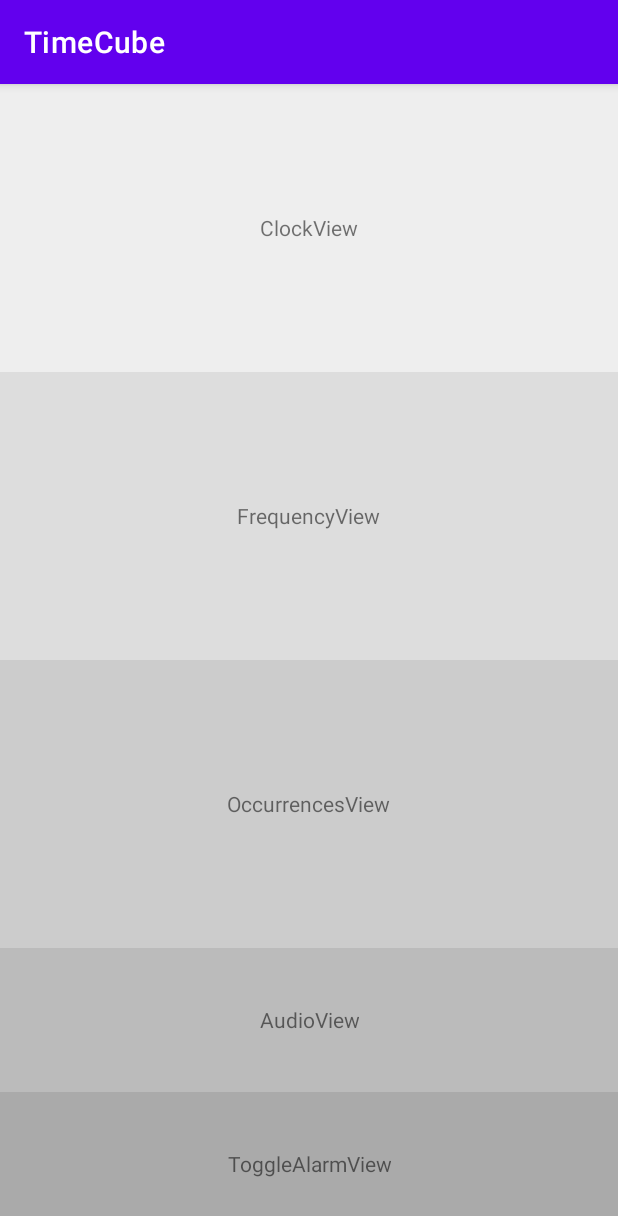
After one commit to idrios/TimeCube, an Android app: the fragment AlarmEditorFragment shown on its own in the app's theme, on a phone screen of 412 x 824 dp. The commit adds this screen. Shown: the top 1216 px of the screen. Run offline under Robolectric (Android 15) with nearby library versions, the phone set to English and light mode, and no system bars.

Commit message:
Create AlarmModel, AlarmEditorFragment, AlarmManagerFragment, with some starter code and xml

```diff
--- a/app/build.gradle
+++ b/app/build.gradle
@@ -37,6 +37,9 @@ dependencies {
     implementation 'androidx.appcompat:appcompat:1.4.1'
     implementation 'com.google.android.material:material:1.4.0'
     implementation 'androidx.constraintlayout:constraintlayout:2.1.4'
+    implementation 'androidx.legacy:legacy-support-v4:1.0.0'
+    implementation 'androidx.lifecycle:lifecycle-livedata-ktx:2.3.1'
+    implementation 'androidx.lifecycle:lifecycle-viewmodel-ktx:2.3.1'
     testImplementation 'junit:junit:4.13.2'
     androidTestImplementation 'androidx.test.ext:junit:1.1.3'
     androidTestImplementation 'androidx.test.espresso:espresso-core:3.4.0'
--- /dev/null
+++ b/app/src/main/java/dev/jamesroberts/timecube/ui/fragment/AlarmEditorFragment.kt
@@ -0,0 +1,57 @@
+package dev.jamesroberts.timecube.ui.fragment
+
+import android.os.Bundle
+import androidx.fragment.app.Fragment
+import android.view.LayoutInflater
+import android.view.View
+import android.view.ViewGroup
+import dev.jamesroberts.timecube.R
+import dev.jamesroberts.timecube.data.model.Alarm
+
+/**
+ * Fragments get destroyed and created by various lifecycle events that we likely don't
+ * have control over, and when it gets recreated it will call the no-argument constructor.
+ * We want this fragment to accept arguments so we use this this factory method of
+ * implementation ([AlarmEditorFragment.newInstance]) that retrieves the arguments from
+ * savedInstanceState.
+ */
+private const val ARG_ALARM = "alarm"
+
+class AlarmEditorFragment : Fragment() {
+    private var alarmStringDELETE_THIS_IMPLEMENT_BETTER: String? = null
+    private var alarm: Alarm? = null
+
+    override fun onCreate(savedInstanceState: Bundle?) {
+        super.onCreate(savedInstanceState)
+        arguments?.let {
+            alarmStringDELETE_THIS_IMPLEMENT_BETTER = it.getString(ARG_ALARM)
+        }
+    }
+
+    override fun onCreateView(
+        inflater: LayoutInflater, container: ViewGroup?,
+        savedInstanceState: Bundle?
+    ): View? {
+        // Inflate the layout for this fragment
+        return inflater.inflate(R.layout.fragment_alarm_editor, container, false)
+    }
+
+    companion object {
+        /**
+         * Use this factory method to create a new instance of
+         * this fragment using the provided parameters.
+         *
+         * @param alarm The Alarm Model used to load the current values in the Alarm Editor Fragment.
+         * @return A new instance of fragment AlarmEditorFragment.
+         */
+        @JvmStatic
+        fun newInstance(alarm: String) =
+            AlarmEditorFragment().apply {
+                arguments = Bundle().apply {
+                    putString(ARG_ALARM, alarmStringDELETE_THIS_IMPLEMENT_BETTER)
+                }
+            }
+    }
+
+
+}
--- /dev/null
+++ b/app/src/main/java/dev/jamesroberts/timecube/ui/view/AlarmView.kt
@@ -0,0 +1,6 @@
+package dev.jamesroberts.timecube.ui.view
+
+import android.view.View
+
+class AlarmView {
+}
--- /dev/null
+++ b/app/src/main/res/layout/fragment_alarm_editor.xml
@@ -0,0 +1,83 @@
+<?xml version="1.0" encoding="utf-8"?>
+<androidx.appcompat.widget.LinearLayoutCompat xmlns:android="http://schemas.android.com/apk/res/android"
+    xmlns:tools="http://schemas.android.com/tools"
+    android:layout_width="match_parent"
+    android:layout_height="match_parent"
+    android:gravity="center"
+    android:orientation="vertical"
+    tools:context=".ui.fragment.AlarmEditorFragment">
+
+    <androidx.appcompat.widget.LinearLayoutCompat
+        android:layout_width="match_parent"
+        android:layout_height="0dp"
+        android:layout_weight="1"
+        android:background="#EEE"
+        android:gravity="center"
+        android:id="@+id/view_clock"
+        >
+        <TextView
+            android:layout_width="wrap_content"
+            android:layout_height="wrap_content"
+            android:gravity="center"
+            android:text="ClockView" />
+    </androidx.appcompat.widget.LinearLayoutCompat>
+    <androidx.appcompat.widget.LinearLayoutCompat
+        android:layout_width="match_parent"
+        android:layout_height="0dp"
+        android:layout_weight="1"
+        android:background="#DDD"
+        android:gravity="center"
+        android:id="@+id/view_frequency"
+        >
+        <TextView
+            android:layout_width="wrap_content"
+            android:layout_height="wrap_content"
+            android:gravity="center"
+            android:text="FrequencyView" />
+    </androidx.appcompat.widget.LinearLayoutCompat>
+    <androidx.appcompat.widget.LinearLayoutCompat
+        android:layout_width="match_parent"
+        android:layout_height="0dp"
+        android:layout_weight="1"
+        android:background="#CCC"
+        android:gravity="center"
+        android:id="@+id/view_occurrences"
+        >
+        <TextView
+            android:layout_width="wrap_content"
+            android:layout_height="wrap_content"
+            android:gravity="center"
+            android:text="OccurrencesView" />
+    </androidx.appcompat.widget.LinearLayoutCompat>
+
+    <androidx.appcompat.widget.LinearLayoutCompat
+        android:layout_width="match_parent"
+        android:layout_height="0dp"
+        android:layout_weight="0.5"
+        android:background="#BBB"
+        android:gravity="center"
+        android:id="@+id/view_audio"
+        >
+        <TextView
+            android:layout_width="wrap_content"
+            android:layout_height="wrap_content"
+            android:gravity="center"
+            android:text="AudioView" />
+    </androidx.appcompat.widget.LinearLayoutCompat>
+    <androidx.appcompat.widget.LinearLayoutCompat
+        android:layout_width="match_parent"
+        android:layout_height="0dp"
+        android:layout_weight="0.5"
+        android:background="#AAA"
+        android:gravity="center"
+        android:id="@+id/view_togglealarm"
+        >
+        <TextView
+            android:layout_width="wrap_content"
+            android:layout_height="wrap_content"
+            android:gravity="center"
+            android:text="ToggleAlarmView" />
+    </androidx.appcompat.widget.LinearLayoutCompat>
+
+
+</androidx.appcompat.widget.LinearLayoutCompat>
--- a/app/src/main/res/values/strings.xml
+++ b/app/src/main/res/values/strings.xml
@@ -1,3 +1,5 @@
 <resources>
     <string name="app_name">TimeCube</string>
+    <!-- TODO: Remove or change this placeholder text -->
+    <string name="hello_blank_fragment">Hello blank fragment</string>
 </resources>
--- a/build.gradle
+++ b/build.gradle
@@ -2,7 +2,7 @@
 plugins {
     id 'com.android.application' version '7.1.2' apply false
     id 'com.android.library' version '7.1.2' apply false
-    id 'org.jetbrains.kotlin.android' version '1.6.10' apply false
+    id 'org.jetbrains.kotlin.android' version '1.6.21' apply false
 }
 
 task clean(type: Delete) {
```
Also changed, not shown: app/src/main/java/dev/jamesroberts/timecube/data/model/Alarm.kt (added, +25 -0 lines), app/src/main/java/dev/jamesroberts/timecube/data/storage/AlarmCache.kt (added, +11 -0 lines), app/src/main/java/dev/jamesroberts/timecube/data/storage/AlarmDAO.kt (added, +7 -0 lines), app/src/main/java/dev/jamesroberts/timecube/data/storage/UserPreferences.kt (added, +9 -0 lines), app/src/main/java/dev/jamesroberts/timecube/ui/fragment/AlarmManagerFragment.kt (added, +60 -0 lines), app/src/main/res/layout/activity_main.xml (+1 -12 lines), app/src/main/res/layout/fragment_alarm_manager.xml (added, +14 -0 lines).
